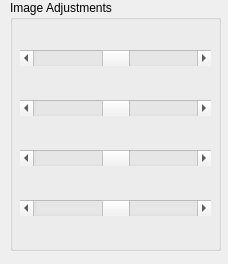
Qt form imagecontrols.ui (stuwilkins/QLaue) before a commit.
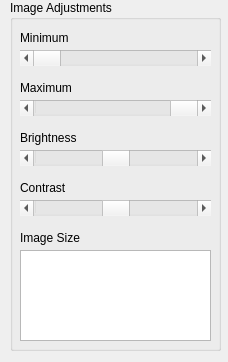
The same form after that commit.

```diff
--- a/imagecontrols.ui
+++ b/imagecontrols.ui
@@ -7,7 +7,7 @@
     <x>0</x>
     <y>0</y>
     <width>228</width>
-    <height>264</height>
+    <height>362</height>
    </rect>
   </property>
   <property name="windowTitle">
@@ -19,7 +19,7 @@
      <x>10</x>
      <y>0</y>
      <width>211</width>
-     <height>251</height>
+     <height>351</height>
     </rect>
    </property>
    <property name="title">
@@ -35,10 +35,10 @@
      </rect>
     </property>
     <property name="maximum">
-     <number>100</number>
+     <number>255</number>
     </property>
     <property name="value">
-     <number>50</number>
+     <number>0</number>
     </property>
     <property name="orientation">
      <enum>Qt::Horizontal</enum>
@@ -54,10 +54,10 @@
      </rect>
     </property>
     <property name="maximum">
-     <number>100</number>
+     <number>255</number>
     </property>
     <property name="value">
-     <number>50</number>
+     <number>255</number>
     </property>
     <property name="orientation">
      <enum>Qt::Horizontal</enum>
@@ -101,6 +101,81 @@
      <enum>Qt::Horizontal</enum>
     </property>
    </widget>
+   <widget class="QLabel" name="label">
+    <property name="geometry">
+     <rect>
+      <x>10</x>
+      <y>30</y>
+      <width>62</width>
+      <height>16</height>
+     </rect>
+    </property>
+    <property name="text">
+     <string>Minimum</string>
+    </property>
+   </widget>
+   <widget class="QLabel" name="label_2">
+    <property name="geometry">
+     <rect>
+      <x>10</x>
+      <y>80</y>
+      <width>62</width>
+      <height>16</height>
+     </rect>
+    </property>
+    <property name="text">
+     <string>Maximum</string>
+    </property>
+   </widget>
+   <widget class="QLabel" name="label_3">
+    <property name="geometry">
+     <rect>
+      <x>10</x>
+      <y>130</y>
+      <width>71</width>
+      <height>16</height>
+     </rect>
+    </property>
+    <property name="text">
+     <string>Brightness</string>
+    </property>
+   </widget>
+   <widget class="QLabel" name="label_4">
+    <property name="geometry">
+     <rect>
+      <x>10</x>
+      <y>180</y>
+      <width>62</width>
+      <height>16</height>
+     </rect>
+    </property>
+    <property name="text">
+     <string>Contrast</string>
+    </property>
+   </widget>
+   <widget class="QLabel" name="label_5">
+    <property name="geometry">
+     <rect>
+      <x>10</x>
+      <y>230</y>
+      <width>81</width>
+      <height>16</height>
+     </rect>
+    </property>
+    <property name="text">
+     <string>Image Size</string>
+    </property>
+   </widget>
+   <widget class="QTextBrowser" name="ImageInfo">
+    <property name="geometry">
+     <rect>
+      <x>10</x>
+      <y>250</y>
+      <width>191</width>
+      <height>91</height>
+     </rect>
+    </property>
+   </widget>
   </widget>
  </widget>
  <resources/>
```
Left out of the diff: 12 changed lines with no effect on the pictures.
